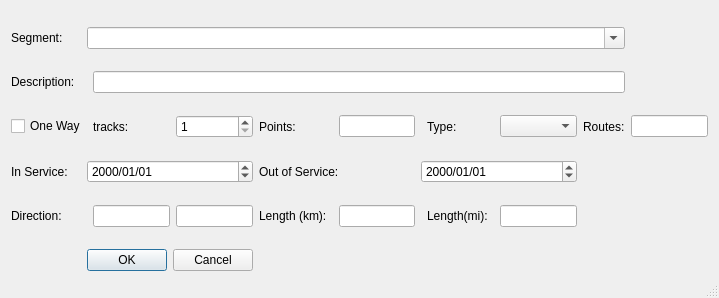
Qt form mapper_app/ui/editsegmentdialog.ui (allenck/mapper) before a commit.
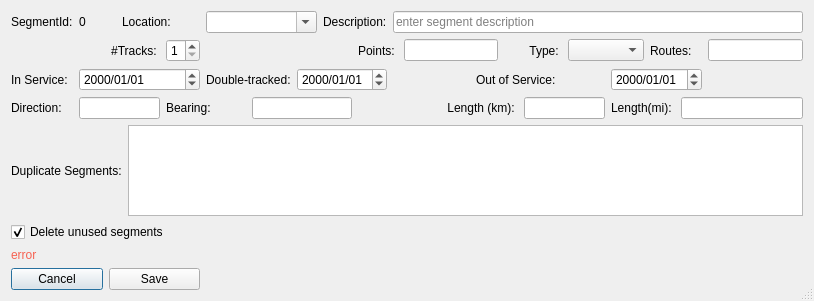
The same form after that commit. Custom widgets are drawn as their Qt base class.

What changed in the file:
```diff
--- a/mapper_app/ui/editsegmentdialog.ui
+++ b/mapper_app/ui/editsegmentdialog.ui
@@ -6,8 +6,8 @@
    <rect>
     <x>0</x>
     <y>0</y>
-    <width>719</width>
-    <height>298</height>
+    <width>814</width>
+    <height>301</height>
    </rect>
   </property>
   <property name="windowTitle">
@@ -17,35 +17,59 @@
    <bool>true</bool>
   </property>
   <layout class="QGridLayout" name="gridLayout">
-   <item row="2" column="3">
+   <item row="0" column="0">
+    <widget class="QLabel" name="label">
+     <property name="text">
+      <string>SegmentId:</string>
+     </property>
+    </widget>
+   </item>
+   <item row="0" column="1">
+    <widget class="QLabel" name="label_segmentId">
+     <property name="text">
+      <string>0</string>
+     </property>
+    </widget>
+   </item>
+   <item row="0" column="2" colspan="2">
+    <widget class="QLabel" name="label_12">
+     <property name="text">
+      <string>Location:</string>
+     </property>
+    </widget>
+   </item>
+   <item row="0" column="4" colspan="3">
+    <widget class="QComboBox" name="cbLocation">
+     <property name="editable">
+      <bool>true</bool>
+     </property>
+    </widget>
+   </item>
+   <item row="0" column="7" colspan="2">
+    <widget class="QLabel" name="label_2">
+     <property name="text">
+      <string>Description:</string>
+     </property>
+    </widget>
+   </item>
+   <item row="0" column="9" colspan="9">
+    <widget class="QLineEdit" name="txtDescription">
+     <property name="placeholderText">
+      <string>enter segment description</string>
+     </property>
+    </widget>
+   </item>
+   <item row="1" column="1" colspan="2">
     <widget class="QLabel" name="label_3">
      <property name="text">
-      <string>tracks:</string>
+      <string>#Tracks: </string>
      </property>
-    </widget>
-   </item>
-   <item row="2" column="5">
-    <widget class="QLabel" name="label_9">
-     <property name="text">
-      <string>Points:</string>
+     <property name="alignment">
+      <set>Qt::AlignRight|Qt::AlignTrailing|Qt::AlignVCenter</set>
      </property>
     </widget>
    </item>
-   <item row="2" column="9">
-    <widget class="QLabel" name="label_4">
-     <property name="text">
-      <string>Type:</string>
-     </property>
-    </widget>
-   </item>
-   <item row="3" column="8" colspan="4">
-    <widget class="QDateEdit" name="dtEnd">
-     <property name="displayFormat">
-      <string>yyyy/MM/dd</string>
-     </property>
-    </widget>
-   </item>
-   <item row="2" column="4">
+   <item row="1" column="3">
     <widget class="QSpinBox" name="sbTracks">
      <property name="minimum">
       <number>1</number>
@@ -55,125 +79,47 @@
      </property>
     </widget>
    </item>
-   <item row="4" column="3">
-    <widget class="QLineEdit" name="txtDirection">
-     <property name="readOnly">
-      <bool>true</bool>
-     </property>
-    </widget>
-   </item>
-   <item row="4" column="4">
-    <widget class="QLineEdit" name="txtBearing">
-     <property name="readOnly">
-      <bool>true</bool>
-     </property>
-    </widget>
-   </item>
-   <item row="1" column="0">
-    <widget class="QLabel" name="label_2">
+   <item row="1" column="8" colspan="2">
+    <widget class="QLabel" name="label_9">
      <property name="text">
-      <string>Description:</string>
+      <string>Points: </string>
      </property>
-    </widget>
-   </item>
-   <item row="4" column="0">
-    <widget class="QLabel" name="label_10">
-     <property name="text">
-      <string>Direction:</string>
+     <property name="alignment">
+      <set>Qt::AlignRight|Qt::AlignTrailing|Qt::AlignVCenter</set>
      </property>
     </widget>
    </item>
-   <item row="4" column="9">
-    <widget class="QLabel" name="label_8">
-     <property name="text">
-      <string>Length(mi):</string>
-     </property>
-    </widget>
-   </item>
-   <item row="2" column="7">
+   <item row="1" column="10">
     <widget class="QLineEdit" name="txtPoints">
-     <property name="readOnly">
+     <property name="enabled">
       <bool>true</bool>
      </property>
-    </widget>
-   </item>
-   <item row="3" column="0">
-    <widget class="QLabel" name="label_5">
-     <property name="text">
-      <string>In Service:</string>
-     </property>
-    </widget>
-   </item>
-   <item row="3" column="2" colspan="3">
-    <widget class="QDateEdit" name="dtBegin">
-     <property name="displayFormat">
-      <string>yyyy/MM/dd</string>
-     </property>
-    </widget>
-   </item>
-   <item row="3" column="5" colspan="3">
-    <widget class="QLabel" name="label_6">
-     <property name="text">
-      <string>Out of Service:</string>
-     </property>
-    </widget>
-   </item>
-   <item row="4" column="11">
-    <widget class="QLineEdit" name="txtMiles">
      <property name="readOnly">
       <bool>true</bool>
      </property>
     </widget>
    </item>
-   <item row="4" column="7">
-    <widget class="QLineEdit" name="txtKm">
-     <property name="readOnly">
-      <bool>false</bool>
+   <item row="1" column="11" colspan="2">
+    <widget class="QLabel" name="label_4">
+     <property name="text">
+      <string>Type: </string>
      </property>
-    </widget>
-   </item>
-   <item row="6" column="0" colspan="5">
-    <widget class="QDialogButtonBox" name="buttonBox">
-     <property name="orientation">
-      <enum>Qt::Horizontal</enum>
+     <property name="alignment">
+      <set>Qt::AlignRight|Qt::AlignTrailing|Qt::AlignVCenter</set>
      </property>
-     <property name="standardButtons">
-      <set>QDialogButtonBox::Cancel|QDialogButtonBox::Ok</set>
-     </property>
     </widget>
    </item>
-   <item row="2" column="11">
+   <item row="1" column="13" colspan="2">
     <widget class="QComboBox" name="cbRouteType"/>
    </item>
-   <item row="2" column="0" colspan="3">
-    <widget class="QCheckBox" name="chkOneWay">
-     <property name="text">
-      <string>One Way</string>
-     </property>
-    </widget>
-   </item>
-   <item row="0" column="0">
-    <widget class="QLabel" name="label">
-     <property name="text">
-      <string>Segment:</string>
-     </property>
-    </widget>
-   </item>
-   <item row="4" column="5">
-    <widget class="QLabel" name="label_7">
-     <property name="text">
-      <string>Length (km):</string>
-     </property>
-    </widget>
-   </item>
-   <item row="2" column="12">
+   <item row="1" column="15" colspan="2">
     <widget class="QLabel" name="label_11">
      <property name="text">
       <string>Routes:</string>
      </property>
     </widget>
    </item>
-   <item row="2" column="13">
+   <item row="1" column="17">
     <widget class="QLineEdit" name="txtRoutes">
      <property name="toolTip">
       <string>Number of routes using this segment.</string>
@@ -183,41 +129,177 @@
      </property>
     </widget>
    </item>
-   <item row="1" column="3" colspan="10">
-    <widget class="QLineEdit" name="txtDescription"/>
+   <item row="2" column="0">
+    <widget class="QLabel" name="label_5">
+     <property name="text">
+      <string>In Service:</string>
+     </property>
+    </widget>
    </item>
-   <item row="0" column="2" colspan="11">
-    <widget class="CComboBox" name="cbSegments">
-     <property name="toolTip">
-      <string>Select the desired segment or type in the numeric segment number.</string>
+   <item row="2" column="1" colspan="3">
+    <widget class="QDateEdit" name="dtBegin">
+     <property name="displayFormat">
+      <string>yyyy/MM/dd</string>
      </property>
-     <property name="editable">
+    </widget>
+   </item>
+   <item row="2" column="4" colspan="2">
+    <widget class="QLabel" name="label_14">
+     <property name="text">
+      <string>Double-tracked:</string>
+     </property>
+    </widget>
+   </item>
+   <item row="2" column="6" colspan="3">
+    <widget class="QDateEdit" name="doubleTracked">
+     <property name="displayFormat">
+      <string>yyyy/MM/dd</string>
+     </property>
+    </widget>
+   </item>
+   <item row="2" column="10" colspan="3">
+    <widget class="QLabel" name="label_6">
+     <property name="text">
+      <string>Out of Service:  </string>
+     </property>
+     <property name="alignment">
+      <set>Qt::AlignRight|Qt::AlignTrailing|Qt::AlignVCenter</set>
+     </property>
+    </widget>
+   </item>
+   <item row="2" column="14" colspan="3">
+    <widget class="QDateEdit" name="dtEnd">
+     <property name="displayFormat">
+      <string>yyyy/MM/dd</string>
+     </property>
+    </widget>
+   </item>
+   <item row="3" column="0">
+    <widget class="QLabel" name="label_10">
+     <property name="text">
+      <string>Direction:</string>
+     </property>
+    </widget>
+   </item>
+   <item row="3" column="1" colspan="2">
+    <widget class="QLineEdit" name="txtDirection">
+     <property name="readOnly">
       <bool>true</bool>
      </property>
     </widget>
    </item>
-   <item row="4" column="12" colspan="2">
-    <spacer name="horizontalSpacer">
-     <property name="orientation">
-      <enum>Qt::Horizontal</enum>
+   <item row="3" column="3" colspan="2">
+    <widget class="QLabel" name="label_13">
+     <property name="text">
+      <string>Bearing:</string>
      </property>
-     <property name="sizeHint" stdset="0">
-      <size>
-       <width>40</width>
-       <height>20</height>
-      </size>
+    </widget>
+   </item>
+   <item row="3" column="5" colspan="3">
+    <widget class="QLineEdit" name="txtBearing">
+     <property name="readOnly">
+      <bool>true</bool>
      </property>
-    </spacer>
+    </widget>
+   </item>
+   <item row="3" column="10" colspan="2">
+    <widget class="QLabel" name="label_7">
+     <property name="text">
+      <string>Length (km): </string>
+     </property>
+     <property name="alignment">
+      <set>Qt::AlignRight|Qt::AlignTrailing|Qt::AlignVCenter</set>
+     </property>
+    </widget>
+   </item>
+   <item row="3" column="12" colspan="2">
+    <widget class="QLineEdit" name="txtKm">
+     <property name="readOnly">
+      <bool>true</bool>
+     </property>
+    </widget>
+   </item>
+   <item row="3" column="14" colspan="2">
+    <widget class="QLabel" name="label_8">
+     <property name="text">
+      <string>Length(mi): </string>
+     </property>
+     <property name="alignment">
+      <set>Qt::AlignRight|Qt::AlignTrailing|Qt::AlignVCenter</set>
+     </property>
+    </widget>
+   </item>
+   <item row="3" column="16" colspan="2">
+    <widget class="QLineEdit" name="txtMiles">
+     <property name="readOnly">
+      <bool>true</bool>
+     </property>
+    </widget>
+   </item>
+   <item row="5" column="0" colspan="5">
+    <widget class="QCheckBox" name="chkDeleteUnused">
+     <property name="text">
+      <string>Delete unused segments</string>
+     </property>
+     <property name="checked">
+      <bool>true</bool>
+     </property>
+    </widget>
+   </item>
+   <item row="9" column="0" colspan="4">
+    <layout class="QHBoxLayout" name="horizontalLayout">
+     <item>
+      <widget class="QPushButton" name="btnCancel">
+       <property name="text">
+        <string>Cancel</string>
+       </property>
+      </widget>
+     </item>
+     <item>
+      <widget class="QPushButton" name="btnSave">
+       <property name="text">
+        <string>Save</string>
+       </property>
+      </widget>
+     </item>
+    </layout>
+   </item>
+   <item row="4" column="0" colspan="18">
+    <layout class="QHBoxLayout" name="horizontalLayout_2">
+     <item>
+      <widget class="QLabel" name="label_15">
+       <property name="text">
+        <string>Duplicate Segments:</string>
+       </property>
+      </widget>
+     </item>
+     <item>
+      <widget class="QListWidget" name="listWidget">
+       <property name="sizePolicy">
+        <sizepolicy hsizetype="Expanding" vsizetype="Expanding">
+         <horstretch>1</horstretch>
+         <verstretch>0</verstretch>
+        </sizepolicy>
+       </property>
+      </widget>
+     </item>
+    </layout>
+   </item>
+   <item row="7" column="0" colspan="18">
+    <widget class="QLabel" name="lblHelp">
+     <property name="styleSheet">
+      <string notr="true">color:rgb(246, 97, 81)</string>
+     </property>
+     <property name="text">
+      <string>error</string>
+     </property>
+     <property name="wordWrap">
+      <bool>true</bool>
+     </property>
+    </widget>
    </item>
   </layout>
  </widget>
- <customwidgets>
-  <customwidget>
-   <class>CComboBox</class>
-   <extends>QComboBox</extends>
-   <header>ccombobox.h</header>
-  </customwidget>
- </customwidgets>
  <tabstops>
   <tabstop>cbSegments</tabstop>
   <tabstop>txtDescription</tabstop>
```
Left out of the diff: 39 changed lines with no effect on the pictures.
